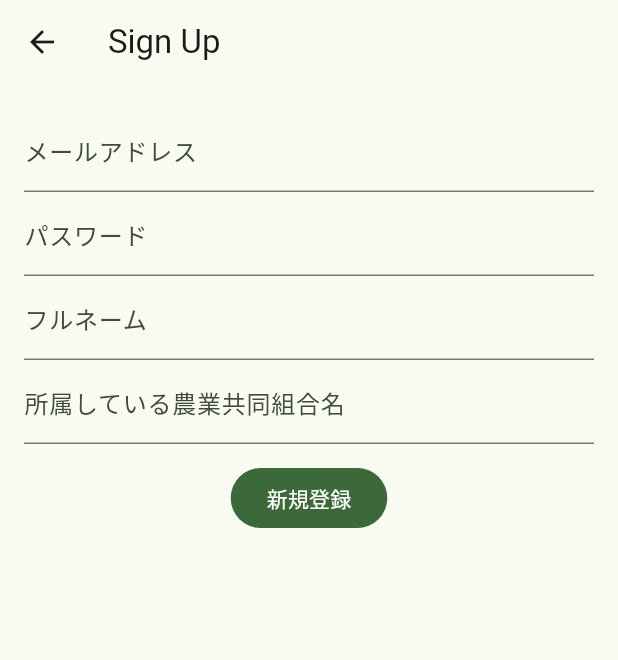
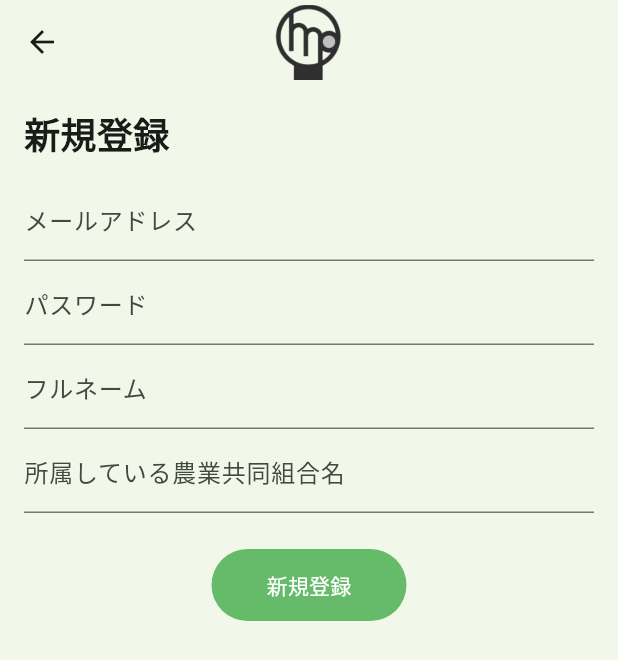
Before and after one commit to knx14/HM_sm_app, a Flutter app: the screen it shows after launch, after a tap on "新規登録", on a phone screen of 412 x 824 dp. Shown: the top 660 px of the screen. Run offline on Flutter 3.47's test engine with Material 3 defaults, Android fonts, the phone set to English and light mode, and no system bars; missing offline and left inert: amplify_auth_cognito, amplify_flutter.

Commit message:
ログイン画面と新規登録画面へ遷移する前のwelcomeウィジェットをsplash_screenに追加。ログイン画面と新規登録画面のUIを変更。TwitterのUIを参考にして作成

```diff
--- a/lib/features/auth/presentation/sign_up_screen.dart
+++ b/lib/features/auth/presentation/sign_up_screen.dart
@@ -57,7 +57,13 @@ class _SignUpScreenState extends State<SignUpScreen> {
   @override
   Widget build(BuildContext context) {
     return Scaffold(
-      appBar: AppBar(title: const Text('Sign Up')),
+      backgroundColor: const Color(0xFFF1F8E9),
+      appBar: AppBar(
+        backgroundColor: const Color(0xFFF1F8E9),
+        elevation: 0,
+        centerTitle: true,
+        title: Image.asset(alignment: Alignment.centerLeft, 'assets/images/logo.png', width: 50, height: 50),
+      ),
       body: Padding(
         padding: const EdgeInsets.all(16),
         child: _awaitingCode
@@ -71,16 +77,32 @@ class _SignUpScreenState extends State<SignUpScreen> {
                 ],
               )
             : Column(
+                crossAxisAlignment: CrossAxisAlignment.start,
                 children: [
+                  Text('新規登録', style: TextStyle(fontSize: 24, fontWeight: FontWeight.bold)),
+                  const SizedBox(height: 12),
                   TextField(controller: _email, decoration: const InputDecoration(labelText: 'メールアドレス')),
                   TextField(controller: _password, obscureText: true, decoration: const InputDecoration(labelText: 'パスワード')),
                   TextField(controller: _name, decoration: const InputDecoration(labelText: 'フルネーム')),
                   TextField(controller: _jaName, decoration: const InputDecoration(labelText: '所属している農業共同組合名')),
-                  const SizedBox(height: 12),
+                  const SizedBox(height: 24),
                   if (_error != null) Text(_error!, style: const TextStyle(color: Colors.red)),
-                  FilledButton(onPressed: _loading ? null : _signUp, child: const Text('新規登録')),
-                ],
-              ),
+                  Center(
+                    child: FilledButton(
+                      style: FilledButton.styleFrom(
+                      backgroundColor: const Color(0xFF66BB6A),
+                      foregroundColor: Colors.white,
+                      minimumSize: const Size(130, 48),
+                      shape: RoundedRectangleBorder(
+                        borderRadius: BorderRadius.circular(30),
+                      ),
+                    ),
+                    onPressed: _loading ? null : _signUp,
+                    child: _loading ? const CircularProgressIndicator() : const Text('新規登録'),
+                  ),
+            ),
+          ],
+        ),
       ),
     );
   }
--- a/lib/features/auth/presentation/splash_screen.dart
+++ b/lib/features/auth/presentation/splash_screen.dart
@@ -2,6 +2,7 @@ import 'package:flutter/material.dart';
 import '../../auth/data/amplify_auth_service.dart';
 import '../../auth/domain/auth_repository.dart';
 import 'sign_in_screen.dart';
+import 'sign_up_screen.dart';
 
 class SplashScreen extends StatefulWidget {
   const SplashScreen({super.key});
@@ -10,29 +11,140 @@ class SplashScreen extends StatefulWidget {
   State<SplashScreen> createState() => _SplashScreenState();
 }
 
-class _SplashScreenState extends State<SplashScreen> {
+class _SplashScreenState extends State<SplashScreen>
+ with SingleTickerProviderStateMixin{
+  late AnimationController _controller;
+  late Animation<double> _fadeAnimation;
   final _repo = AuthRepository(AmplifyAuthService());
   @override
   void initState() {
     super.initState();
+    _controller = AnimationController(
+      vsync: this,
+      duration: const Duration(seconds: 2),
+      );
+    _fadeAnimation = CurvedAnimation(parent: _controller, curve: Curves.easeIn);
+    _controller.forward();
     _checkAuthState();
   }
+
   Future<void> _checkAuthState() async {
+    await Future.delayed(const Duration(seconds: 1));
     final isSignedIn = await _repo.isSignedIn();
     if (isSignedIn) {
-      ScaffoldMessenger.of(context).showSnackBar(
-        const SnackBar(content: Text('ログインしました'))
-      );
+      Navigator.pushReplacementNamed(context, '/home');
     } else {
-      Navigator.of(context).pushReplacement(
-        MaterialPageRoute(builder: (_) => const SignInScreen()),
+      Navigator.pushReplacement(
+        context,
+        MaterialPageRoute(builder: (_) => const _WelcomeView()),
       );
     }
   }
   @override
+  void dispose() {
+    _controller.dispose();
+    super.dispose();
+  }
+  @override
   Widget build(BuildContext context) {
-    return const Scaffold(
-      body: Center(child: CircularProgressIndicator()),
+    return Scaffold(
+      backgroundColor: const Color(0xFF2E7D32), // 深緑（自然感）
+      body: FadeTransition(
+        opacity: _fadeAnimation,
+        child: Center(
+          child: Column(
+            mainAxisAlignment: MainAxisAlignment.center,
+            children: const [
+              Icon(Icons.eco, size: 90, color: Colors.white),
+              SizedBox(height: 24),
+              Text(
+                'HenryMonitor',
+                style: TextStyle(
+                  fontSize: 26,
+                  color: Colors.white,
+                  fontWeight: FontWeight.bold,
+                  letterSpacing: 1.2,
+                ),
+              ),
+              SizedBox(height: 8),
+              Text(
+                '磁気センサーで、土壌を科学する。',
+                style: TextStyle(color: Colors.white70, fontSize: 14),
+              ),
+            ],
+          ),
+        ),
+      ),
     );
   }
 }
+
+// --------------------------------------------------------
+// 🌱 Welcome的UIをSplashの後ろに統合
+// --------------------------------------------------------
+class _WelcomeView extends StatelessWidget {
+  const _WelcomeView();
+
+  @override
+  Widget build(BuildContext context) {
+    return Scaffold(
+      backgroundColor: const Color(0xFFF1F8E9), // 柔らかい緑背景
+      body: SafeArea(
+        child: Center(
+          child: Column(
+            mainAxisAlignment: MainAxisAlignment.center,
+            children: [
+              Image.asset('assets/images/logo.png', width:60, height: 60),
+              const SizedBox(height: 16),
+              const Text(
+                'ようこそ HenryMonitor へ',
+                style: TextStyle(
+                  fontSize: 22,
+                  color: Color(0xFF1B5E20),
+                  fontWeight: FontWeight.bold,
+                ),
+              ),
+              const SizedBox(height: 8),
+              const Text(
+                'データで農業を、もっと科学的に。',
+                style: TextStyle(color: Colors.black54, fontSize: 14),
+              ),
+              const SizedBox(height: 60),
+              FilledButton(
+                style: FilledButton.styleFrom(
+                  backgroundColor: const Color(0xFF66BB6A),
+                  foregroundColor: Colors.white,
+                  minimumSize: const Size(260, 48),
+                  shape: RoundedRectangleBorder(
+                    borderRadius: BorderRadius.circular(30),
+                  ),
+                ),
+                onPressed: () => Navigator.push(
+                  context,
+                  MaterialPageRoute(builder: (_) => const SignUpScreen()),
+                ),
+                child: const Text('新規登録'),
+              ),
+              const SizedBox(height: 16),
+              OutlinedButton(
+                style: OutlinedButton.styleFrom(
+                  foregroundColor: const Color(0xFF2E7D32),
+                  side: const BorderSide(color: Color(0xFF2E7D32)),
+                  minimumSize: const Size(260, 48),
+                  shape: RoundedRectangleBorder(
+                    borderRadius: BorderRadius.circular(30),
+                  ),
+                ),
+                onPressed: () => Navigator.push(
+                  context,
+                  MaterialPageRoute(builder: (_) => const SignInScreen()),
+                ),
+                child: const Text('ログイン'),
+              ),
+            ],
+          ),
+        ),
+      ),
+    );
+  }
+}
--- a/pubspec.yaml
+++ b/pubspec.yaml
@@ -62,8 +62,8 @@ flutter:
   uses-material-design: true
 
   # To add assets to your application, add an assets section, like this:
-  # assets:
-  #   - images/a_dot_burr.jpeg
+  assets:
+    - assets/images/
   #   - images/a_dot_ham.jpeg
 
   # An image asset can refer to one or more resolution-specific "variants", see
```
Also changed, not shown: lib/features/auth/presentation/sign_in_screen.dart (+31 -15 lines), assets/images/logo.png (added).
